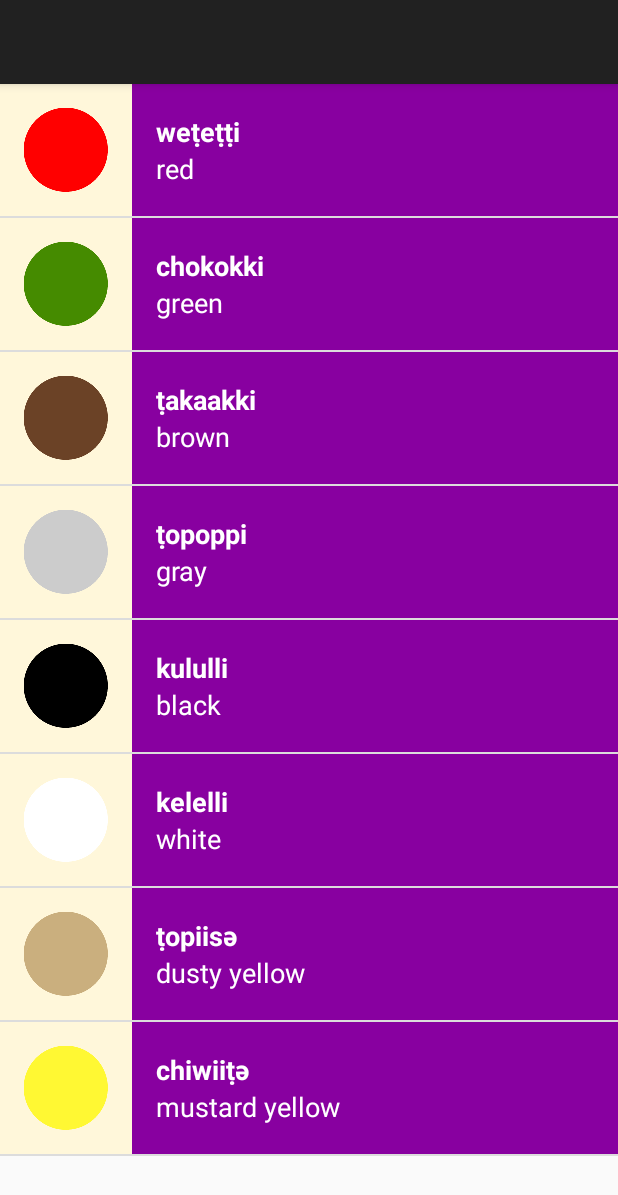
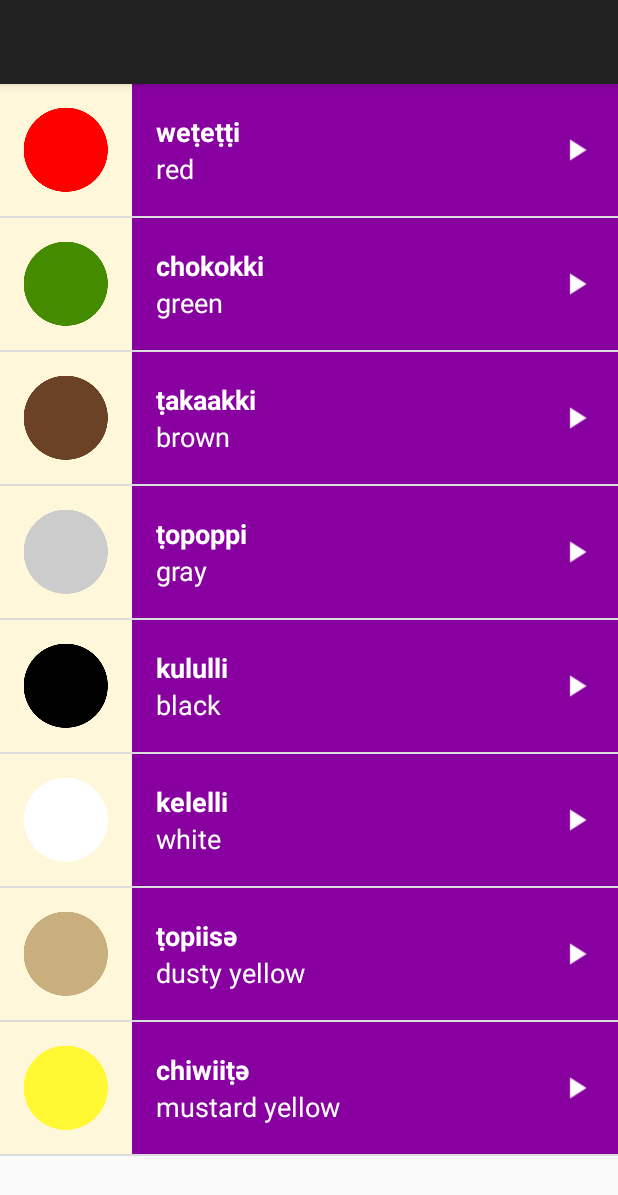
Before and after one commit to tejoyv/MiwokApp, an Android app: the fragment ColorsFragment shown on its own in the app's theme, on a phone screen of 412 x 824 dp. Shown: the top 1195 px of the screen. Run offline under Robolectric (Android 15) with nearby library versions, the phone set to English and light mode, and no system bars.

Commit message:
View Pager and FragmentPager Adapter

```diff
--- a/app/src/main/res/layout/activity_category.xml
+++ /dev/null
@@ -1,6 +0,0 @@
-<?xml version="1.0" encoding="utf-8"?>
-<LinearLayout xmlns:android="http://schemas.android.com/apk/res/android"
-    android:id="@+id/container"
-    android:layout_width="match_parent"
-    android:layout_height="match_parent"
-    android:orientation="vertical"/>
--- a/app/src/main/res/layout/list_item.xml
+++ b/app/src/main/res/layout/list_item.xml
@@ -1,25 +1,28 @@
 <?xml version="1.0" encoding="utf-8"?>
-<LinearLayout
-    xmlns:android="http://schemas.android.com/apk/res/android"
+<!-- Layout for a single list item -->
+<RelativeLayout xmlns:android="http://schemas.android.com/apk/res/android"
     xmlns:tools="http://schemas.android.com/tools"
     android:layout_width="match_parent"
-    android:layout_height="wrap_content"
-    android:background="#FFF7DA"
-    android:minHeight="@dimen/list_item_height"
+    android:layout_height="@dimen/list_item_height"
+    android:background="@color/tan_background"
     android:orientation="horizontal">
 
     <ImageView
         android:id="@+id/image"
-        android:layout_width="88dp"
-        android:layout_height="88dp"
-        />
+        android:layout_width="@dimen/list_item_height"
+        android:layout_height="@dimen/list_item_height" />
 
     <LinearLayout
         android:id="@+id/text_container"
         android:layout_width="match_parent"
-        android:layout_height="match_parent"
+        android:layout_height="@dimen/list_item_height"
+        android:layout_alignParentBottom="true"
+        android:layout_alignParentRight="true"
+        android:layout_alignParentTop="true"
+        android:layout_toRightOf="@id/image"
         android:orientation="vertical"
         android:paddingLeft="16dp">
+
         <TextView
             android:id="@+id/miwok_text_view"
             android:layout_width="match_parent"
@@ -29,8 +32,8 @@
             android:textAppearance="?android:textAppearanceMedium"
             android:textColor="@android:color/white"
             android:textStyle="bold"
-            tools:text="lutti"
-            />
+            tools:text="lutti" />
+
         <TextView
             android:id="@+id/default_text_view"
             android:layout_width="match_parent"
@@ -39,7 +42,15 @@
             android:gravity="top"
             android:textAppearance="?android:textAppearanceMedium"
             android:textColor="@android:color/white"
-            tools:text="one"
-            />
+            tools:text="one" />
     </LinearLayout>
-</LinearLayout>
+
+    <ImageView
+        android:layout_width="24dp"
+        android:layout_height="24dp"
+        android:layout_alignParentRight="true"
+        android:layout_centerVertical="true"
+        android:layout_marginRight="16dp"
+        android:src="@drawable/ic_play_arrow" />
+
+</RelativeLayout>
--- a/app/src/main/res/layout/word_list.xml
+++ b/app/src/main/res/layout/word_list.xml
@@ -5,6 +5,7 @@
     android:layout_width="match_parent"
     android:layout_height="match_parent"
     android:orientation="vertical"
+    android:drawSelectorOnTop="true"
 >
 
 </ListView>
```
Also changed, not shown: app/src/main/AndroidManifest.xml (+0 -40 lines), app/src/main/java/com/example/miwok/CategoryAdapter.java (added, +29 -0 lines), app/src/main/java/com/example/miwok/ColorsActivity.java (deleted, +0 -24 lines), app/src/main/java/com/example/miwok/FamilyActivity.java (deleted, +0 -22 lines), app/src/main/java/com/example/miwok/MainActivity.java (+4 -35 lines), app/src/main/java/com/example/miwok/NumbersActivity.java (deleted, +0 -24 lines), app/src/main/java/com/example/miwok/PhrasesActivity.java (deleted, +0 -73 lines), app/src/main/res/layout/activity_main.xml (+7 -26 lines), app/src/main/res/drawable/ic_play_arrow.png (added).
